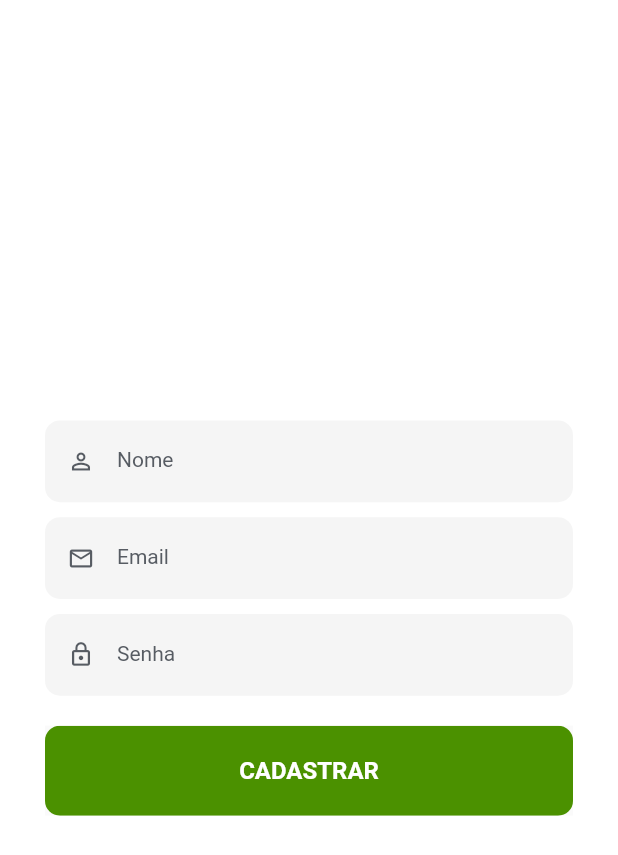
After one commit to agrofate/agrofate-mobile-app, a Flutter app: the screen it shows after launch, after a tap on "CADASTRAR", on a phone screen of 412 x 824 dp. The commit adds this screen. Shown: the top 855 px of the screen. Run offline on Flutter 3.47's test engine with Material 2 defaults, Android fonts, the phone set to English and light mode, and no system bars; our stand-ins replace font_awesome_flutter; network calls fail.

Commit message:
frontend - register_screen e troca de telas login

```diff
--- a/lib/screens/login_screen.dart
+++ b/lib/screens/login_screen.dart
@@ -1,3 +1,4 @@
+import 'package:agrofate_mobile_app/screens/register_screen.dart';
 import 'package:agrofate_mobile_app/widgets/button_widget.dart';
 // import 'package:agrofate_mobile_app/widgets/textfield_widget.dart';
 import 'package:agrofate_mobile_app/widgets/wave_widget.dart';
@@ -195,7 +196,8 @@ class _LoginScreenState extends State<LoginScreen> {
                       print('Password: ${password}');
                       Navigator.push(
                         context,
-                        MaterialPageRoute(builder: (context) => ForecastScreen()),
+                        MaterialPageRoute(
+                            builder: (context) => ForecastScreen()),
                       );
                     }),
                 SizedBox(
@@ -204,9 +206,17 @@ class _LoginScreenState extends State<LoginScreen> {
                 ButtonWidget(
                   title: 'CADASTRAR',
                   hasBorder: true,
+                  onClicked: () {
+                    Navigator.push(
+                      context,
+                      MaterialPageRoute(
+                        builder: (context) => RegisterScreen(),
+                      ),
+                    );
+                  },
                 ),
                 SizedBox(
-                  height: 20,
+                  height: keyboardOpen ? 0.0 : size.height * 0.1,
                 ),
               ],
             ),
--- /dev/null
+++ b/lib/screens/register_screen.dart
@@ -0,0 +1,81 @@
+import 'package:agrofate_mobile_app/screens/forecast_screen.dart';
+// import 'package:agrofate_mobile_app/utilities/constants.dart';
+import 'package:agrofate_mobile_app/widgets/button_widget.dart';
+import 'package:agrofate_mobile_app/widgets/textfield_widget.dart';
+import 'package:flutter/material.dart';
+
+class RegisterScreen extends StatefulWidget {
+  const RegisterScreen({Key? key}) : super(key: key);
+
+  @override
+  _RegisterScreenState createState() => _RegisterScreenState();
+}
+
+class _RegisterScreenState extends State<RegisterScreen> {
+  final nameController = TextEditingController();
+  final emailController = TextEditingController();
+  final passwordController = TextEditingController();
+
+  @override
+  Widget build(BuildContext context) {
+    // final size = MediaQuery.of(context).size;
+
+    return Scaffold(
+      backgroundColor: Colors.white,
+      body: Stack(
+        children: [
+          Padding(
+            padding: const EdgeInsets.all(30.0),
+            child: Column(
+              mainAxisAlignment: MainAxisAlignment.center,
+              children: [
+                TextFieldWidget(
+                  hintText: 'Nome',
+                  prefixIconData: Icons.person_outline,
+                  obscureText: false,
+                  textFieldController: nameController,
+                  textInputType: TextInputType.name,
+                ),
+                SizedBox(
+                  height: 10,
+                ),
+                TextFieldWidget(
+                  hintText: 'Email',
+                  prefixIconData: Icons.mail_outline,
+                  obscureText: false,
+                  textFieldController: emailController,
+                  textInputType: TextInputType.emailAddress,
+                ),
+                SizedBox(
+                  height: 10,
+                ),
+                TextFieldWidget(
+                  hintText: 'Senha',
+                  prefixIconData: Icons.lock_outline,
+                  obscureText: true,
+                  textFieldController: passwordController,
+                ),
+                SizedBox(
+                  height: 20,
+                ),
+                ButtonWidget(
+                    title: 'CADASTRAR',
+                    hasBorder: false,
+                    onClicked: () {
+                      print('Nome: ${nameController.text}');
+                      print('Email: ${emailController.text}');
+                      print('Senha: ${passwordController.text}');
+                      Navigator.push(
+                        context,
+                        MaterialPageRoute(
+                            builder: (context) => ForecastScreen()),
+                      );
+                    }),
+              ],
+            ),
+          )
+        ],
+      ),
+    );
+  }
+}
--- a/lib/widgets/textfield_widget.dart
+++ b/lib/widgets/textfield_widget.dart
@@ -29,16 +29,16 @@ class TextFieldWidget extends StatelessWidget {
       // onChanged: onChanged,
       obscureText: obscureText,
       style: TextStyle(
-        color: kGreenColor,
+        color: Color(0xff575c63),
         fontSize: 14.0,
       ),
-      cursorColor: kGreenColor,
+      cursorColor: Color(0xff575c63),
       decoration: InputDecoration(
         labelText: hintText,
         prefixIcon: Icon(
           prefixIconData,
           size: 18,
-          color: kGreenColor,
+          color: Color(0xff575c63),
         ),
         filled: true,
         enabledBorder: UnderlineInputBorder(
@@ -52,12 +52,12 @@ class TextFieldWidget extends StatelessWidget {
         suffixIcon: Icon(
           suffixIcondata,
           size: 18,
-          color: kGreenColor,
+          color: Color(0xff575c63),
         ),
         labelStyle: const TextStyle(
-          color: kGreenColor,
+          color: Color(0xff575c63),
         ),
-        focusColor: kGreenColor,
+        focusColor: Color(0xff575c63),
       ),
     );
   }
```
